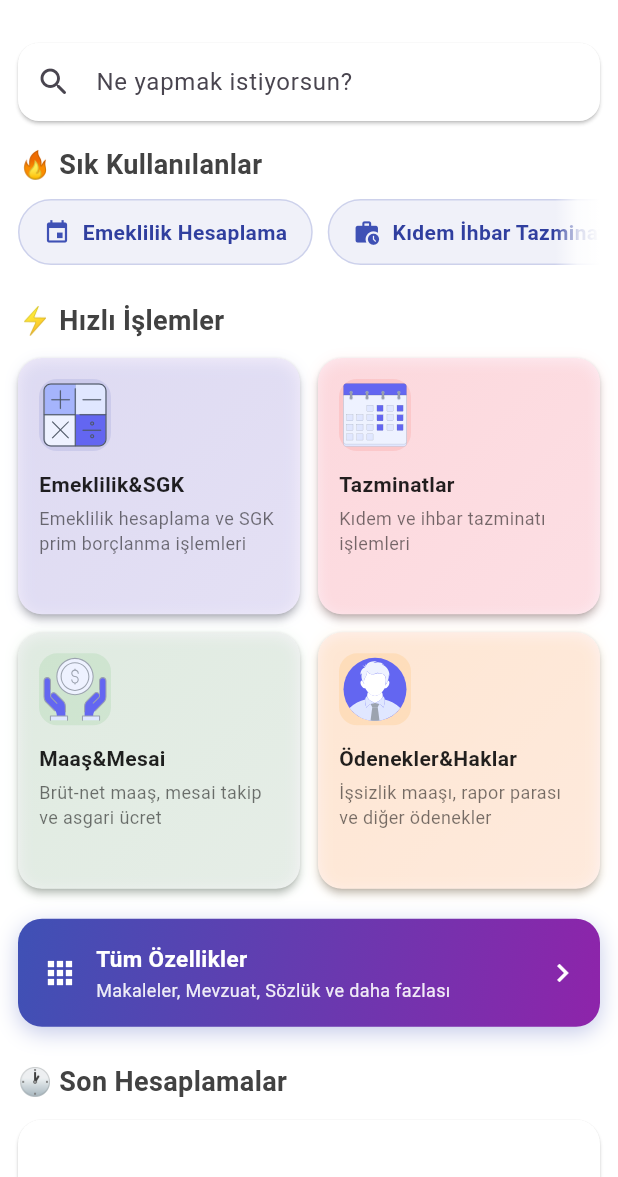
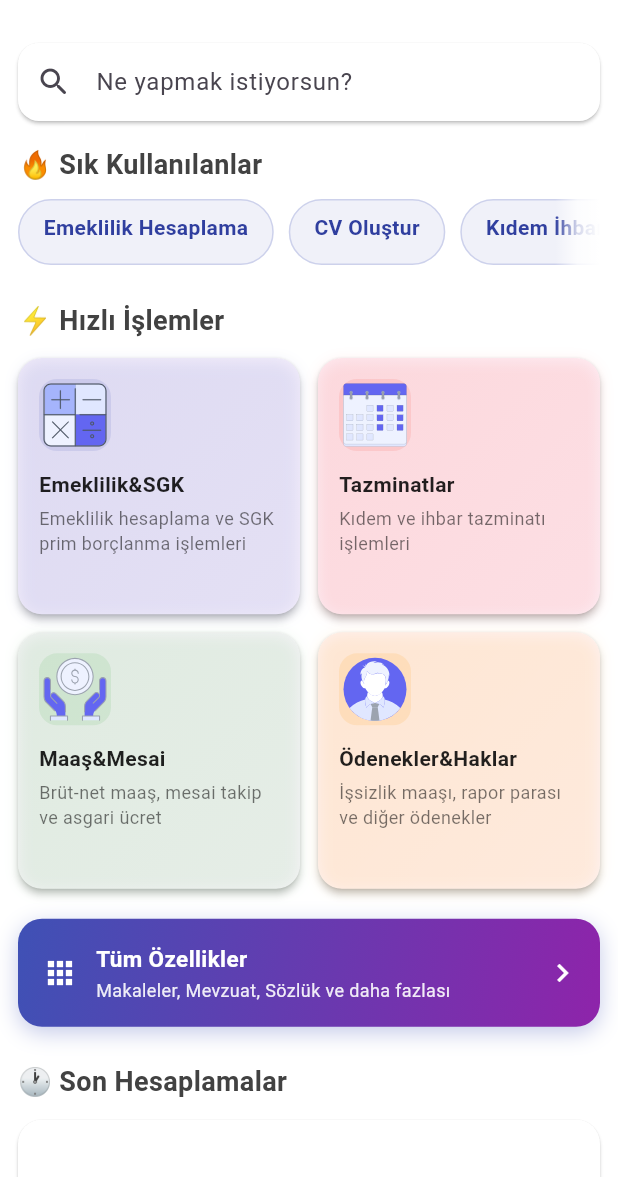
Before and after one commit to life1666/sosyalguvenlikmobil-ios, a Flutter app: the screen it shows after launch, on a phone screen of 412 x 824 dp, the part 59-1236 px from its top. Run offline on Flutter 3.47's test engine with Material 3 defaults, Android fonts, the phone set to English and light mode, and no system bars; our stand-ins replace cloud_firestore, firebase_analytics, firebase_auth, firebase_core, firebase_crashlytics, flutter_svg and 9 more; missing offline and left inert: excel; accounts and stored records are empty.

Commit message:
Feat: Add CV OluÅŸtur to SÄ±k KullanÄ±lanlar and remove icons for cleaner look

```diff
--- a/lib/screens/ana_ekran.dart
+++ b/lib/screens/ana_ekran.dart
@@ -2237,11 +2237,12 @@ class _SikKullanilanlar extends StatelessWidget {
   @override
   Widget build(BuildContext context) {
     final popularItems = [
-      {'title': 'Emeklilik Hesaplama', 'icon': Icons.event, 'route': 'emeklilik', 'screen': 'emeklilik_4a'},
-      {'title': 'Kıdem İhbar Tazminatı', 'icon': Icons.work_history, 'route': 'kidem', 'screen': 'kidem_ihbar'},
-      {'title': 'İşsizlik Maaşı', 'icon': Icons.money_off, 'route': 'issizlik', 'screen': 'issizlik'},
-      {'title': 'Rapor Parası', 'icon': Icons.local_hospital, 'route': 'rapor', 'screen': 'rapor'},
-      {'title': 'Brütten Nete', 'icon': Icons.calculate, 'route': 'brutten_nete', 'screen': 'brutten_nete'},
+      {'title': 'Emeklilik Hesaplama', 'route': 'emeklilik', 'screen': 'emeklilik_4a'},
+      {'title': 'CV Oluştur', 'route': 'cv_olustur', 'screen': 'cv_olustur'},
+      {'title': 'Kıdem İhbar Tazminatı', 'route': 'kidem', 'screen': 'kidem_ihbar'},
+      {'title': 'İşsizlik Maaşı', 'route': 'issizlik', 'screen': 'issizlik'},
+      {'title': 'Rapor Parası', 'route': 'rapor', 'screen': 'rapor'},
+      {'title': 'Brütten Nete', 'route': 'brutten_nete', 'screen': 'brutten_nete'},
     ];
 
     return Padding(
@@ -2302,6 +2303,11 @@ class _SikKullanilanlar extends StatelessWidget {
                         context,
                         MaterialPageRoute(builder: (_) => SalaryCalculatorScreen()),
                       );
+                    } else if (screen == 'cv_olustur') {
+                      Navigator.push(
+                        context,
+                        MaterialPageRoute(builder: (_) => const CvApp()),
+                      );
                     } else if (screen == 'emeklilik_takip') {
                       Navigator.push(
                         context,
@@ -2322,19 +2328,12 @@ class _SikKullanilanlar extends StatelessWidget {
                       color: Colors.indigo.withOpacity(0.08),
                       border: Border.all(color: Colors.indigo.withOpacity(0.2)),
                     ),
-                    child: Row(
-                      mainAxisSize: MainAxisSize.min,
-                      children: [
-                        Icon(item['icon'] as IconData, size: 18, color: Colors.indigo),
-                        SizedBox(width: 8),
-                        Text(
-                          item['title'] as String,
-                          style: TextStyle(
-                            fontWeight: FontWeight.w600,
-                            color: Colors.indigo[700],
-                          ),
-                        ),
-                      ],
+                    child: Text(
+                      item['title'] as String,
+                      style: TextStyle(
+                        fontWeight: FontWeight.w600,
+                        color: Colors.indigo[700],
+                      ),
                     ),
                   ),
                 );
```
